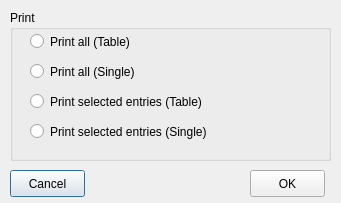
First picture: the form in trunk/ui/printfrm.ui, repository BackupTheBerlios/first4-svn, before the edit.
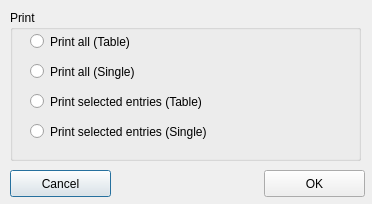
Second picture: the form after the edit. Icons and pictures are not drawn.

```diff
--- a/trunk/ui/printfrm.ui
+++ b/trunk/ui/printfrm.ui
@@ -5,8 +5,8 @@
    <rect>
     <x>0</x>
     <y>0</y>
-    <width>341</width>
-    <height>203</height>
+    <width>372</width>
+    <height>204</height>
    </rect>
   </property>
   <property name="windowTitle" >
@@ -20,7 +20,7 @@
     <rect>
      <x>10</x>
      <y>170</y>
-     <width>75</width>
+     <width>101</width>
      <height>27</height>
     </rect>
    </property>
@@ -34,9 +34,9 @@
   <widget class="QPushButton" name="btnok" >
    <property name="geometry" >
     <rect>
-     <x>250</x>
+     <x>264</x>
      <y>170</y>
-     <width>75</width>
+     <width>101</width>
      <height>27</height>
     </rect>
    </property>
@@ -52,7 +52,7 @@
     <rect>
      <x>10</x>
      <y>10</y>
-     <width>321</width>
+     <width>351</width>
      <height>151</height>
     </rect>
    </property>
@@ -64,7 +64,7 @@
      <rect>
       <x>20</x>
       <y>110</y>
-      <width>281</width>
+      <width>321</width>
       <height>23</height>
      </rect>
     </property>
@@ -77,7 +77,7 @@
      <rect>
       <x>20</x>
       <y>50</y>
-      <width>281</width>
+      <width>321</width>
       <height>23</height>
      </rect>
     </property>
@@ -90,7 +90,7 @@
      <rect>
       <x>20</x>
       <y>80</y>
-      <width>281</width>
+      <width>321</width>
       <height>23</height>
      </rect>
     </property>
@@ -103,7 +103,7 @@
      <rect>
       <x>20</x>
       <y>20</y>
-      <width>281</width>
+      <width>321</width>
       <height>23</height>
      </rect>
     </property>
```
